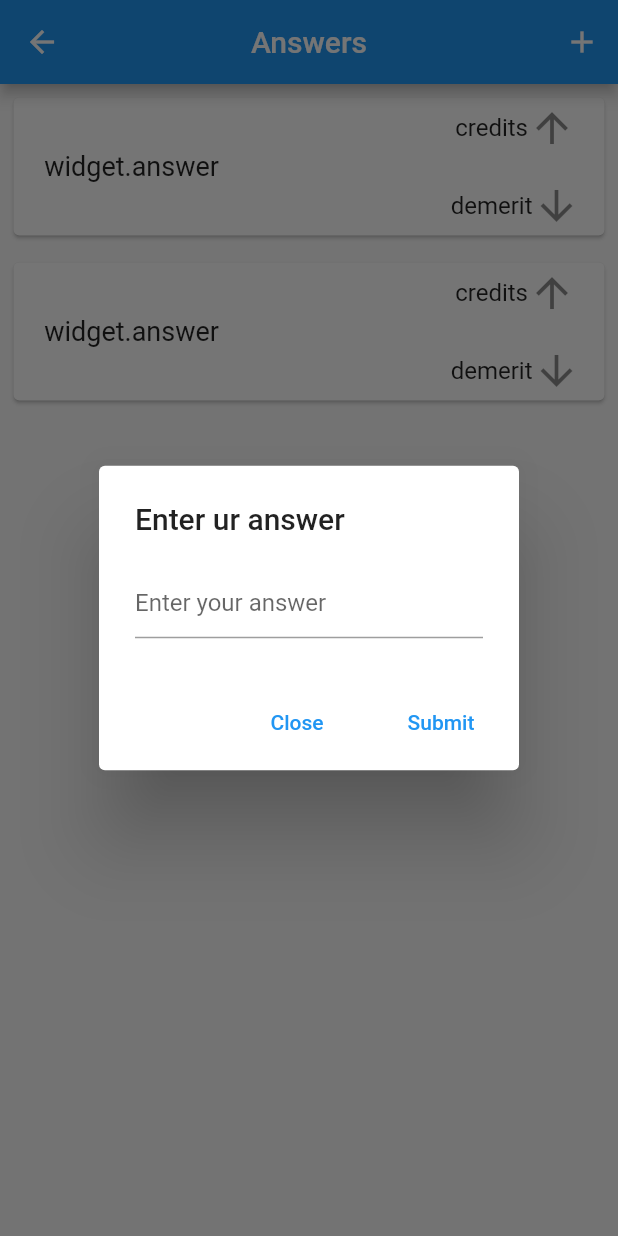
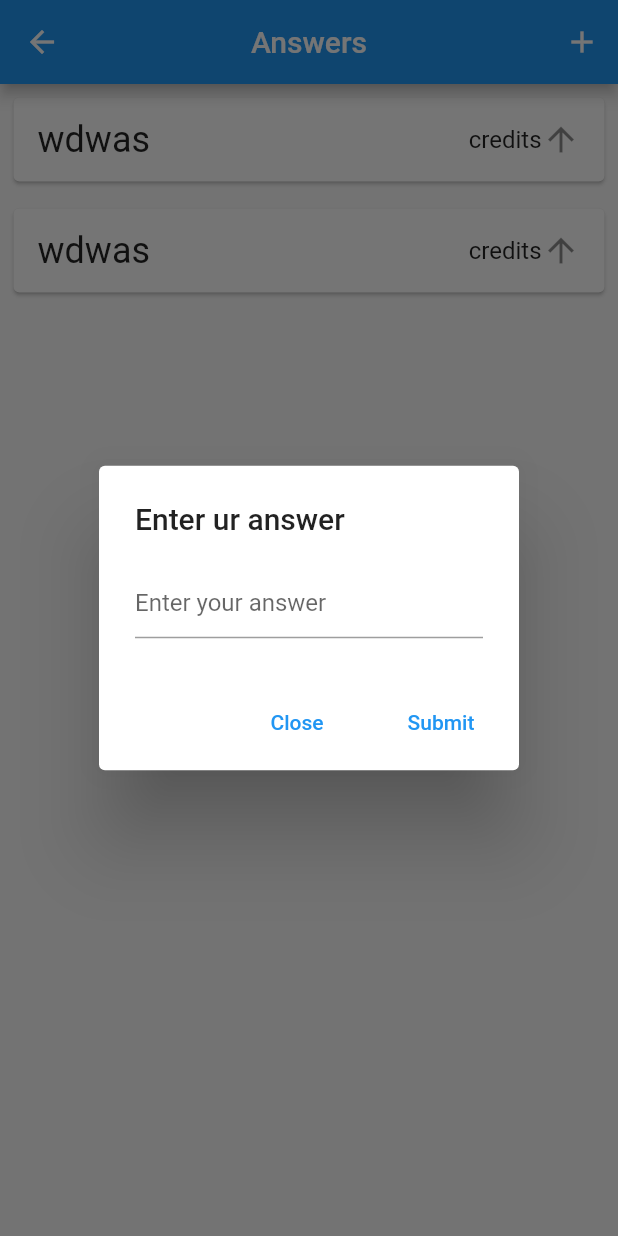
Before and after one commit to NirajSriramula/QnA, a Flutter app: the Answers screen opened directly, after a tap on the "add" icon, on a phone screen of 412 x 824 dp. Run offline on Flutter 3.47's test engine with Material 2 defaults, Android fonts, the phone set to English and light mode, and no system bars; our stand-ins replace shared_preferences; missing offline and left inert: dart:ffi, direct_select; accounts and stored records are empty.

Commit message:
backend done except answers headers

```diff
--- a/lib/answers.dart
+++ b/lib/answers.dart
@@ -3,6 +3,18 @@ import 'package:flutter/material.dart';
 import 'package:shared_preferences/shared_preferences.dart';
 import 'package:stack_overflow/global.dart';
 import 'package:stack_overflow/main.dart';
+import 'package:flutter/material.dart';
+import 'package:shared_preferences/shared_preferences.dart';
+import 'package:stack_overflow/global.dart';
+import 'package:stack_overflow/main.dart';
+import 'dart:convert';
+
+import 'package:flutter/material.dart';
+import 'package:flutter/gestures.dart';
+import 'package:http/http.dart' as http;
+import 'package:stack_overflow/global.dart';
+import 'dashboard.dart';
+import 'package:direct_select/direct_select.dart';
 
 import 'answers.dart';
 
@@ -33,6 +45,7 @@ class _AnswersState extends State<Answers> {
 
   String subject;
   String question, usn, token;
+  List<String> answers;
   String new_answer;
   @override
   Widget build(BuildContext context) {
@@ -54,7 +67,7 @@ class _AnswersState extends State<Answers> {
         centerTitle: true,
       ),
       body: ListView.builder(
-          itemCount: count,
+          itemCount: count, //answers.length,
           itemBuilder: (context, index) {
             return Padding(
                 padding: EdgeInsets.all(5.0),
@@ -64,22 +77,15 @@ class _AnswersState extends State<Answers> {
                       mainAxisAlignment: MainAxisAlignment.spaceBetween,
                       children: [
                         Text(
-                          " widget.answer",
-                          style: TextStyle(fontSize: 18),
+                          "wdwas", //answers[index],
+                          style: TextStyle(fontSize: 24),
                         ),
                         Column(
                           children: [
                             Row(
                               children: [
-                                Text("credits"),
-                                Icon(Icons.arrow_upward, size: 32),
-                              ],
-                            ),
-                            SizedBox(height: 20),
-                            Row(
-                              children: [
-                                Text("demerit"),
-                                Icon(Icons.arrow_downward, size: 32),
+                                Text("credits"), //credits[index,]
+                                Icon(Icons.arrow_upward, size: 26),
                               ],
                             ),
                           ],
@@ -139,9 +145,10 @@ class _AnswersState extends State<Answers> {
 
   var res;
   Future<void> postAnswer(String new_answer) async {
-    res = await http.post("https://sdi-webserver.herokuapp.com",
-        body: new_answer, headers: {"usn": usn, "token": token});
-    getAnswers();
+    res = await http.post(
+        "https://sdi-webserver.herokuapp.com/api/stackOverFlow/addAnswer/:questionId",
+        headers: {"usn": usn, "token": token, "answer": new_answer});
+    print(res.statusCode);
   }
 
   Future<void> getAnswers() async {
@@ -149,5 +156,13 @@ class _AnswersState extends State<Answers> {
         "https://sdi-webserver.herokuapp.com/stackOverFlow/getQuestion/:questionId",
         headers: {"usn": usn, "token": token, "question": question});
     print(res.statusCode);
+    var jsonData = json.decode(res.body);
+    int i, j;
+    print(jsonData["questions"].length);
+    for (i = 0; i < jsonData["questions"].length; i++) {
+      answers.add(jsonData["questions"][i]["question"]);
+    }
+    print(answers);
+    setState(() {});
   }
 }
```
